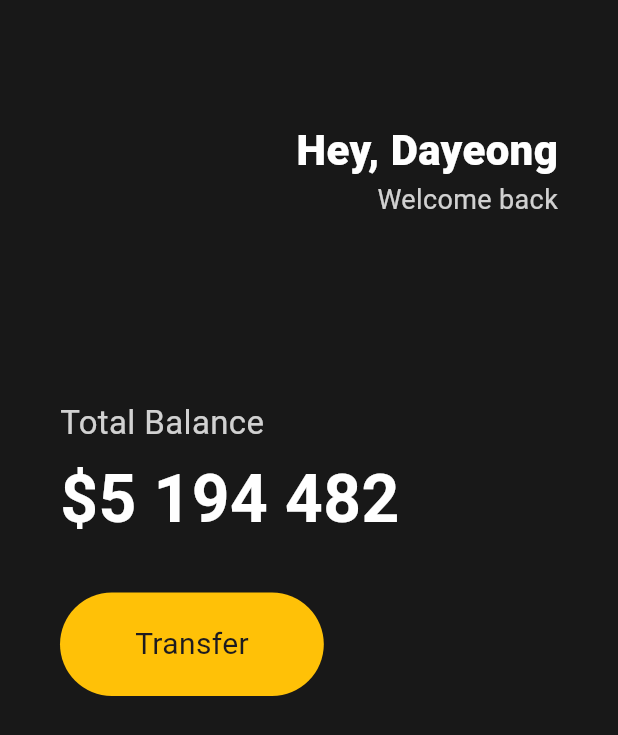
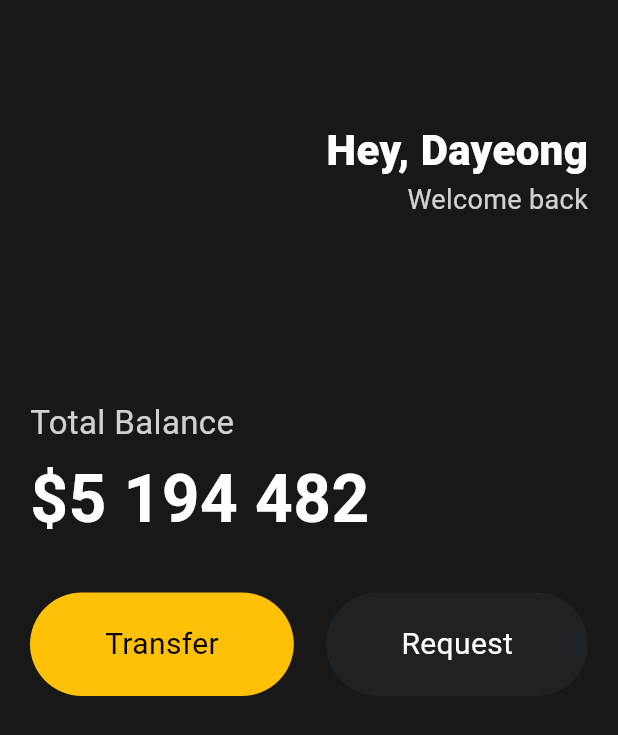
Before and after one commit to dayeongmaeng/toonflix-flutter, a Flutter app: the screen it shows after launch, on a phone screen of 412 x 824 dp. Shown: the top 735 px of the screen. Run offline on Flutter 3.47's test engine with Material 3 defaults, Android fonts, the phone set to English and light mode, and no system bars.

Commit message:
feat: reusable widgets

```diff
--- a/lib/main.dart
+++ b/lib/main.dart
@@ -1,5 +1,6 @@
 import 'package:flutter/cupertino.dart';
 import 'package:flutter/material.dart';
+import 'package:toonflix/widgets/button.dart';
 
 void main() {
   runApp(const App());
@@ -15,7 +16,7 @@ class App extends StatelessWidget {
           backgroundColor: const Color(0xFF181818),
           body: Padding(
               padding: const EdgeInsets.symmetric(
-                horizontal: 40,
+                horizontal: 20,
               ),
               child: Column(
                 crossAxisAlignment: CrossAxisAlignment.start,
@@ -72,25 +73,18 @@ class App extends StatelessWidget {
                   const SizedBox(
                     height: 30,
                   ),
-                  Row(
+                  const Row(
+                    mainAxisAlignment: MainAxisAlignment.spaceBetween,
                     children: [
-                      Container(
-                        decoration: BoxDecoration(
-                          color: Colors.amber,
-                          borderRadius: BorderRadius.circular(45),
-                        ),
-                        child: const Padding(
-                          padding: EdgeInsets.symmetric(
-                            vertical: 20,
-                            horizontal: 50,
-                          ),
-                          child: Text(
-                            'Transfer',
-                            style: TextStyle(
-                              fontSize: 20,
-                            ),
-                          ),
-                        ),
+                      Button(
+                        text: 'Transfer',
+                        bgColor: Colors.amber,
+                        textColor: Colors.black,
+                      ),
+                      Button(
+                        text: 'Request',
+                        bgColor: Color(0xFF1F2123),
+                        textColor: Colors.white,
                       )
                     ],
                   ),
--- /dev/null
+++ b/lib/widgets/button.dart
@@ -0,0 +1,38 @@
+import 'package:flutter/cupertino.dart';
+import 'package:flutter/material.dart';
+
+class Button extends StatelessWidget {
+  final String text;
+  final Color bgColor;
+  final Color textColor;
+
+  const Button({
+    super.key,
+    required this.text,
+    required this.bgColor,
+    required this.textColor,
+  });
+
+  @override
+  Widget build(BuildContext context) {
+    return Container(
+      decoration: BoxDecoration(
+        color: bgColor,
+        borderRadius: BorderRadius.circular(45),
+      ),
+      child: Padding(
+        padding: const EdgeInsets.symmetric(
+          vertical: 20,
+          horizontal: 50,
+        ),
+        child: Text(
+          text,
+          style: TextStyle(
+            color: textColor,
+            fontSize: 20,
+          ),
+        ),
+      ),
+    );
+  }
+}
```
